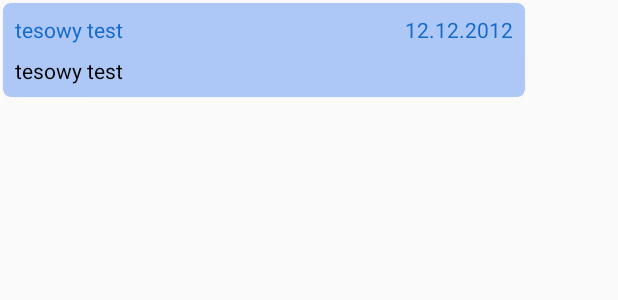
After one commit to Brodeon/Chat-App, an Android app: the layout another_user_message.xml on its own in the app's theme, with its tools: preview values and no code run, on a phone screen of 412 x 824 dp. The commit adds this screen. Shown: the top 300 px of the screen. Run offline under Robolectric (Android 15) with nearby library versions, the phone set to English and light mode, and no system bars.

Commit message:
czat działa

```diff
--- a/app/build.gradle
+++ b/app/build.gradle
@@ -23,10 +23,13 @@ dependencies {
     implementation 'com.android.support:appcompat-v7:28.0.0'
     implementation 'com.google.firebase:firebase-core:16.0.5'
     implementation 'com.google.firebase:firebase-auth:16.0.5'
+    implementation 'com.google.firebase:firebase-database:16.0.5'
     implementation 'com.android.support.constraint:constraint-layout:1.1.3'
     testImplementation 'junit:junit:4.12'
     androidTestImplementation 'com.android.support.test:runner:1.0.2'
     androidTestImplementation 'com.android.support.test.espresso:espresso-core:3.0.2'
+    implementation 'com.android.support:recyclerview-v7:28.0.0'
+    implementation 'com.android.support:cardview-v7:28.0.0'
 }
 
 apply plugin: 'com.google.gms.google-services'
--- /dev/null
+++ b/app/src/main/res/layout/another_user_message.xml
@@ -0,0 +1,71 @@
+<?xml version="1.0" encoding="utf-8"?>
+<android.support.constraint.ConstraintLayout xmlns:android="http://schemas.android.com/apk/res/android"
+    xmlns:app="http://schemas.android.com/apk/res-auto"
+    xmlns:tools="http://schemas.android.com/tools"
+    android:layout_width="match_parent"
+    android:layout_height="wrap_content"
+    android:layout_marginRight="60dp"
+    android:layout_marginBottom="15dp">
+
+    <android.support.v7.widget.CardView
+        android:layout_width="match_parent"
+        android:layout_height="wrap_content"
+        android:layout_marginStart="2dp"
+        android:layout_marginTop="2dp"
+        android:layout_marginEnd="2dp"
+        android:layout_marginBottom="2dp"
+        app:cardBackgroundColor="#adc8f6"
+        app:cardCornerRadius="5dp"
+        app:cardElevation="2dp"
+        app:layout_constraintBottom_toBottomOf="parent"
+        app:layout_constraintEnd_toEndOf="parent"
+        app:layout_constraintStart_toStartOf="parent"
+        app:layout_constraintTop_toTopOf="parent">
+
+        <android.support.constraint.ConstraintLayout
+            android:layout_width="match_parent"
+            android:layout_height="match_parent">
+
+            <TextView
+                android:id="@+id/another_user_date"
+                android:layout_width="wrap_content"
+                android:layout_height="wrap_content"
+                android:layout_marginEnd="8dp"
+                android:textAlignment="center"
+                android:textColor="#146acb"
+                app:layout_constraintBaseline_toBaselineOf="@+id/another_user_email"
+                app:layout_constraintEnd_toEndOf="parent"
+                tools:text="12.12.2012" />
+
+            <TextView
+                android:id="@+id/another_user_email"
+                android:layout_width="wrap_content"
+                android:layout_height="wrap_content"
+                android:layout_marginStart="8dp"
+                android:layout_marginTop="8dp"
+                android:textAlignment="center"
+                android:textColor="#146acb"
+                app:layout_constraintStart_toStartOf="parent"
+                app:layout_constraintTop_toTopOf="parent"
+                tools:text="tesowy test" />
+
+            <TextView
+                android:id="@+id/another_user_message"
+                android:layout_width="0dp"
+                android:layout_height="wrap_content"
+                android:layout_marginStart="8dp"
+                android:layout_marginTop="8dp"
+                android:layout_marginEnd="8dp"
+                android:layout_marginBottom="8dp"
+                android:textAlignment="viewStart"
+                android:textColor="@color/common_google_signin_btn_text_dark_focused"
+                app:layout_constraintBottom_toBottomOf="parent"
+                app:layout_constraintEnd_toEndOf="parent"
+                app:layout_constraintHorizontal_bias="0.0"
+                app:layout_constraintStart_toStartOf="parent"
+                app:layout_constraintTop_toBottomOf="@+id/another_user_email"
+                tools:text="tesowy test" />
+        </android.support.constraint.ConstraintLayout>
+    </android.support.v7.widget.CardView>
+
+</android.support.constraint.ConstraintLayout>
```
Also changed, not shown: app/src/main/java/com/filc/czatprojekt/ChatActivity.java (+93 -0 lines), app/src/main/java/com/filc/czatprojekt/Message.java (+21 -1 lines), app/src/main/java/com/filc/czatprojekt/MessegesRecycleViewAdapter.java (added, +117 -0 lines), app/src/main/java/com/filc/czatprojekt/TimestampConverter.java (added, +22 -0 lines), app/src/main/res/layout/activity_chat.xml (+10 -11 lines), app/src/main/res/layout/logged_user_message.xml (added, +70 -0 lines).
